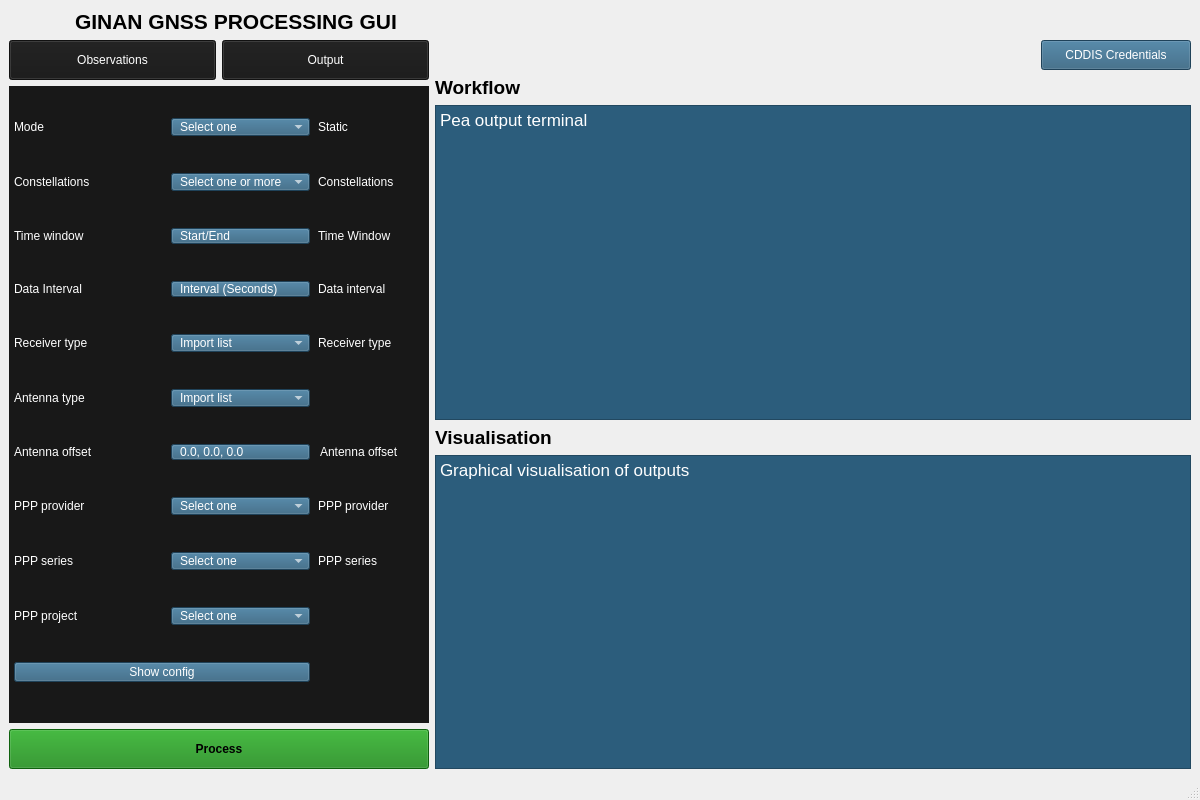
First picture: the form in app/views/main_window.ui, repository SamGreenwood04/Ginan-UI, before the edit.
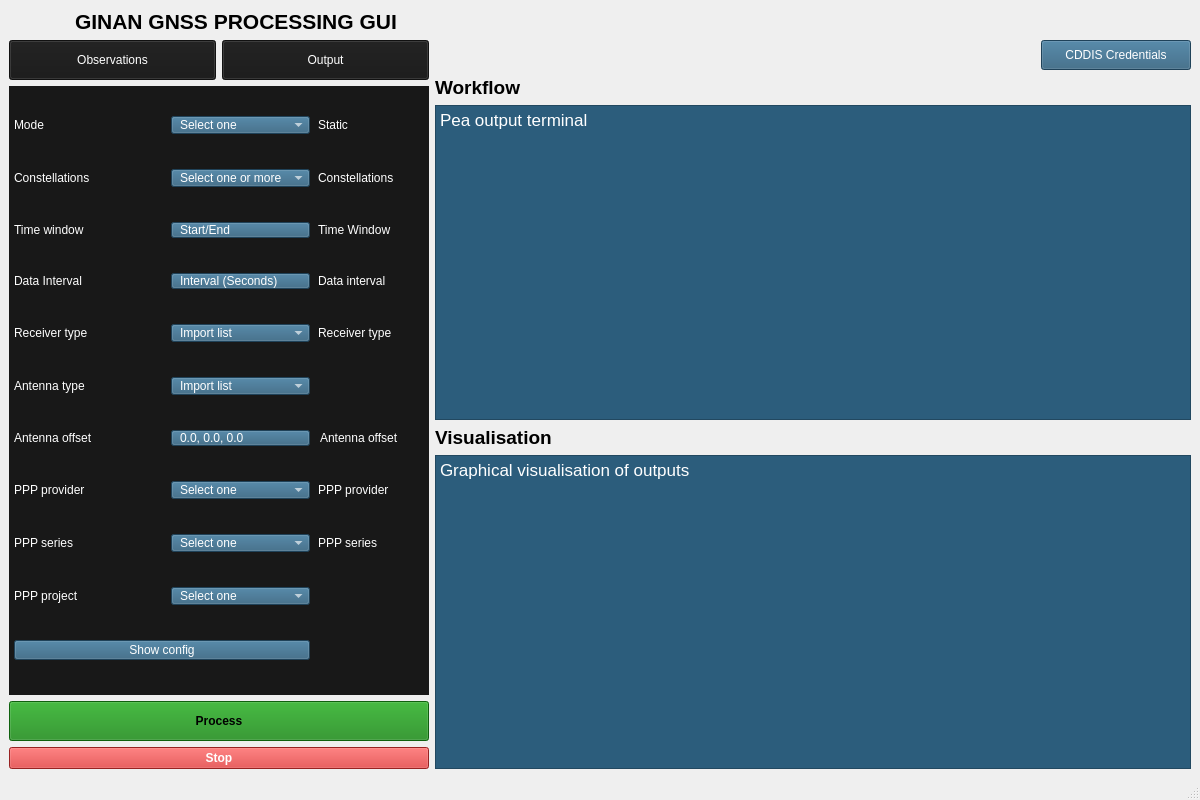
Second picture: the form after the edit. Icons and pictures are not drawn.

Commit message: UI: make Stop button red; fix processing state wiring

```diff
--- a/app/views/main_window.ui
+++ b/app/views/main_window.ui
@@ -629,6 +629,24 @@
           </property>
          </widget>
         </item>
+        <item>
+         <widget class="QPushButton" name="stopAllButton">
+          <property name="layoutDirection">
+           <enum>Qt::LayoutDirection::LeftToRight</enum>
+          </property>
+          <property name="styleSheet">
+           <string notr="true">
+QPushButton { background-color: #d32f2f; color: white; font-weight: bold; }
+QPushButton:hover { background-color: #b71c1c; }
+QPushButton:pressed { background-color: #9a0007; }
+QPushButton:disabled { background-color: rgb(120,120,120); }
+            </string>
+            </property>
+          <property name="text">
+           <string>Stop</string>
+          </property>
+         </widget>
+        </item>
        </layout>
       </item>
       <item>
```
Left out of the diff: 8 changed lines with no effect on the pictures. The commit also changes 4 other files.
